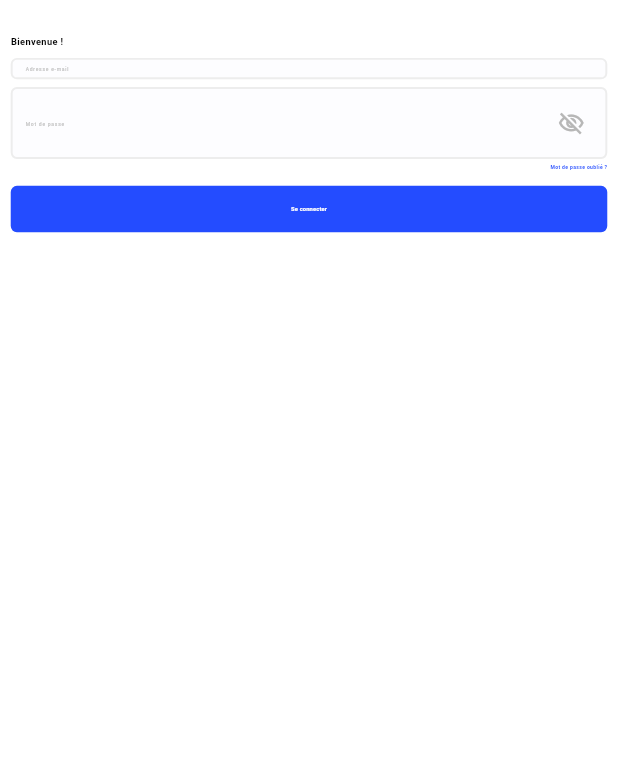
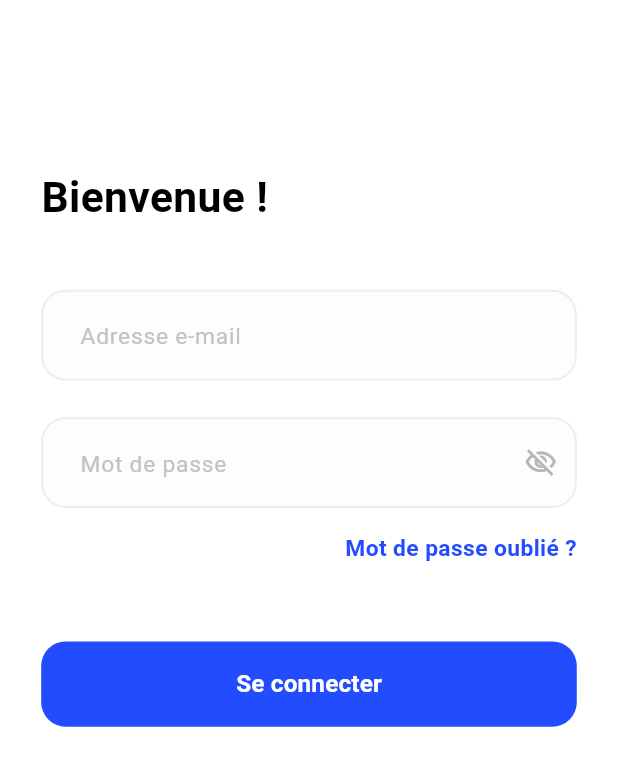
Before and after one commit to pakpuk/Sefiane_Ghaith_technical_test, a Flutter app: the screen it shows after launch, on a phone screen of 412 x 824 dp. Shown: the top 766 px of the screen. Run offline on Flutter 3.47's test engine with Material 3 defaults, Android fonts, the phone set to English and light mode, and no system bars; our stand-ins replace animate_do, flutter_screenutil, geolocator, google_maps_flutter, lottie.

Commit message:
finish  the app

```diff
--- a/lib/core/constants/text_styles.dart
+++ b/lib/core/constants/text_styles.dart
@@ -4,60 +4,60 @@ import 'package:ghaith_test/core/constants/app_colors.dart';
 import 'package:ghaith_test/core/constants/font_weights.dart';
 
 class TextStyles {
-  // 🔹 Headings
+  // Headings
   static TextStyle heading1 = TextStyle(
-    fontSize: 24.sp,
+    fontSize: 28.sp,
     fontWeight: FontWeightHelper.bold,
     color: ColorsManager.blackcolor,
   );
 
   static TextStyle heading2 = TextStyle(
-    fontSize: 20.sp,
+    fontSize: 22.sp,
     fontWeight: FontWeightHelper.semibold,
     color: ColorsManager.blackcolor,
   );
 
-  //  Subtitles
+  // Subtitles
   static TextStyle subtitle = TextStyle(
-    fontSize: 16.sp,
+    fontSize: 18.sp,
     fontWeight: FontWeightHelper.medium,
     color: ColorsManager.greycolor,
   );
 
-  //  Body
+  // Body
   static TextStyle body = TextStyle(
-    fontSize: 14.sp,
+    fontSize: 16.sp,
     fontWeight: FontWeightHelper.normal,
     color: ColorsManager.darkblue,
   );
 
-  //  Buttons
+  // Buttons
   static TextStyle buttonText = TextStyle(
-    fontSize: 15.sp,
+    fontSize: 16.sp,
     fontWeight: FontWeightHelper.semibold,
     color: Colors.white,
   );
 
-  //  Hints / small texts
+  // Hints / small texts
   static TextStyle hintText = TextStyle(
-    fontSize: 13.sp,
+    fontSize: 15.sp,
     fontWeight: FontWeightHelper.normal,
     color: ColorsManager.textlightgrey,
   );
 
   static TextStyle smallText = TextStyle(
-    fontSize: 12.sp,
+    fontSize: 14.sp,
     fontWeight: FontWeightHelper.normal,
     color: ColorsManager.greycolor,
   );
 
-  static TextStyle font13semiboldprimary = TextStyle(
-      fontSize: 13.sp,
+  static TextStyle font15semiboldprimary = TextStyle(
+      fontSize: 15.sp,
       fontWeight: FontWeightHelper.semibold,
       color: ColorsManager.primary);
 
-  static TextStyle font13bold = TextStyle(
-      fontSize: 13.sp,
+  static TextStyle taskTitle = TextStyle(
+      fontSize: 17.sp,
       fontWeight: FontWeightHelper.bold,
       color: ColorsManager.blackcolor);
 }
--- a/lib/main.dart
+++ b/lib/main.dart
@@ -22,7 +22,7 @@ class MyApp extends StatelessWidget {
         ChangeNotifierProvider(create: (_) => TaskProvider())
       ],
       child: ScreenUtilInit(
-        designSize: const Size(1440, 3200),
+        designSize: const Size(375, 812),
         minTextAdapt: true,
         splitScreenMode: true,
         builder: (context, child) {
--- a/lib/presentation/screens/login_screen.dart
+++ b/lib/presentation/screens/login_screen.dart
@@ -33,8 +33,8 @@ class _LoginScreenState extends State<LoginScreen> {
     if (_formKey.currentState!.validate()) {
       ScaffoldMessenger.of(context).showSnackBar(
           const SnackBar(content: Text(TextManager.successLogin)));
-      Navigator.push(
-          context, MaterialPageRoute(builder: (context) => HomeScreen()));
+      Navigator.pushReplacement(
+          context, MaterialPageRoute(builder: (context) => const HomeScreen()));
     } else {
       ScaffoldMessenger.of(context).showSnackBar(const SnackBar(
         content: Text(TextManager.failedLogin),
@@ -56,11 +56,11 @@ class _LoginScreenState extends State<LoginScreen> {
             crossAxisAlignment: CrossAxisAlignment.start,
             children: [
               SizedBox(
-                height: 60.h,
+                height: 80.h,
               ),
               Text(TextManager.welcomeBack, style: TextStyles.heading1),
               SizedBox(
-                height: 25.h,
+                height: 40.h,
               ),
               Form(
                 key: _formKey,
@@ -81,7 +81,7 @@ class _LoginScreenState extends State<LoginScreen> {
                         return null;
                       },
                     ),
-                    SizedBox(height: 20.h),
+                    SizedBox(height: 24.h),
                     TextFieldWidget(
                       hintText: TextManager.passwordHint,
                       controller: passwordController,
@@ -96,6 +96,7 @@ class _LoginScreenState extends State<LoginScreen> {
                       },
                       obscureText: visibilityProvider.isObscureText,
                       suffixIcon: IconButton(
+                        iconSize: 22,
                         onPressed: () => visibilityProvider.toggleVisibility(),
                         icon: visibilityProvider.isObscureText
                             ? const Icon(Icons.visibility_off_outlined)
@@ -103,19 +104,19 @@ class _LoginScreenState extends State<LoginScreen> {
                         color: ColorsManager.greycolor,
                       ),
                     ),
-                    SizedBox(height: 10.h),
+                    SizedBox(height: 16.h),
                     Align(
                       alignment: Alignment.centerRight,
                       child: Text(
                         TextManager.forgetPassword,
-                        style: TextStyles.font13semiboldprimary,
+                        style: TextStyles.font15semiboldprimary,
                       ),
                     ),
                     SizedBox(
-                      height: 40.h,
+                      height: 50.h,
                     ),
                     ButtonWidget(
-                        height: 120.h,
+                        height: 56.h,
                         title: TextManager.loginButton,
                         onTap: () => _onLoginPressed())
                   ],
--- a/lib/presentation/widgets/button_custom_widget.dart
+++ b/lib/presentation/widgets/button_custom_widget.dart
@@ -26,7 +26,7 @@ class ButtonWidget extends StatelessWidget {
   Widget build(BuildContext context) {
     return SizedBox(
       width: width ?? double.infinity,
-      height: height ?? 50.h,
+      height: height ?? 56.h,
       child: ElevatedButton(
         onPressed: onTap,
         style: ElevatedButton.styleFrom(
```
Also changed, not shown: lib/presentation/screens/home_screen.dart (+48 -15 lines), lib/presentation/screens/task_detail_screen.dart (+47 -32 lines), lib/presentation/widgets/task_widget.dart (+14 -4 lines).
